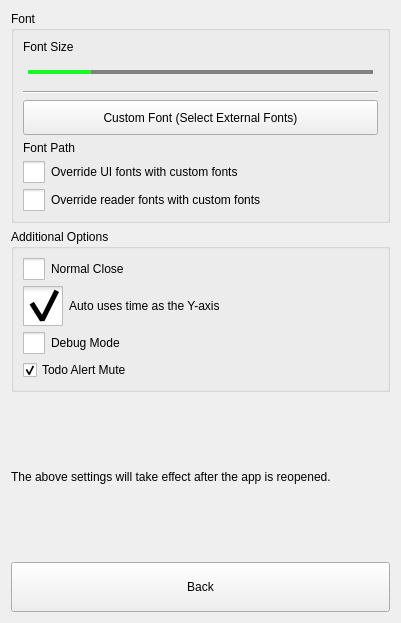
Before: the Qt Designer form src/dlgpreferences.ui in ic005k/Knot-Legacy, drawn with Qt 5.
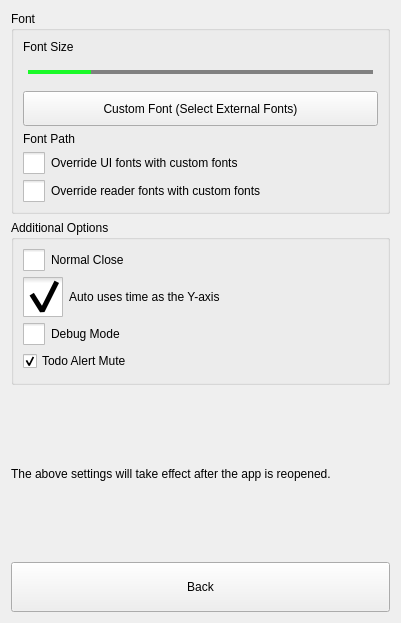
After: the same form once the commit is applied. Icons and pictures are not drawn.

Commit message: Adjusted the UI of preferences

Diff of the .ui file:
```diff
--- a/src/dlgpreferences.ui
+++ b/src/dlgpreferences.ui
@@ -84,13 +84,6 @@
         </property>
        </widget>
       </item>
-      <item>
-       <widget class="Line" name="line_2">
-        <property name="orientation">
-         <enum>Qt::Horizontal</enum>
-        </property>
-       </widget>
-      </item>
       <item>
        <widget class="QToolButton" name="btnCustomFont">
         <property name="sizePolicy">
```
